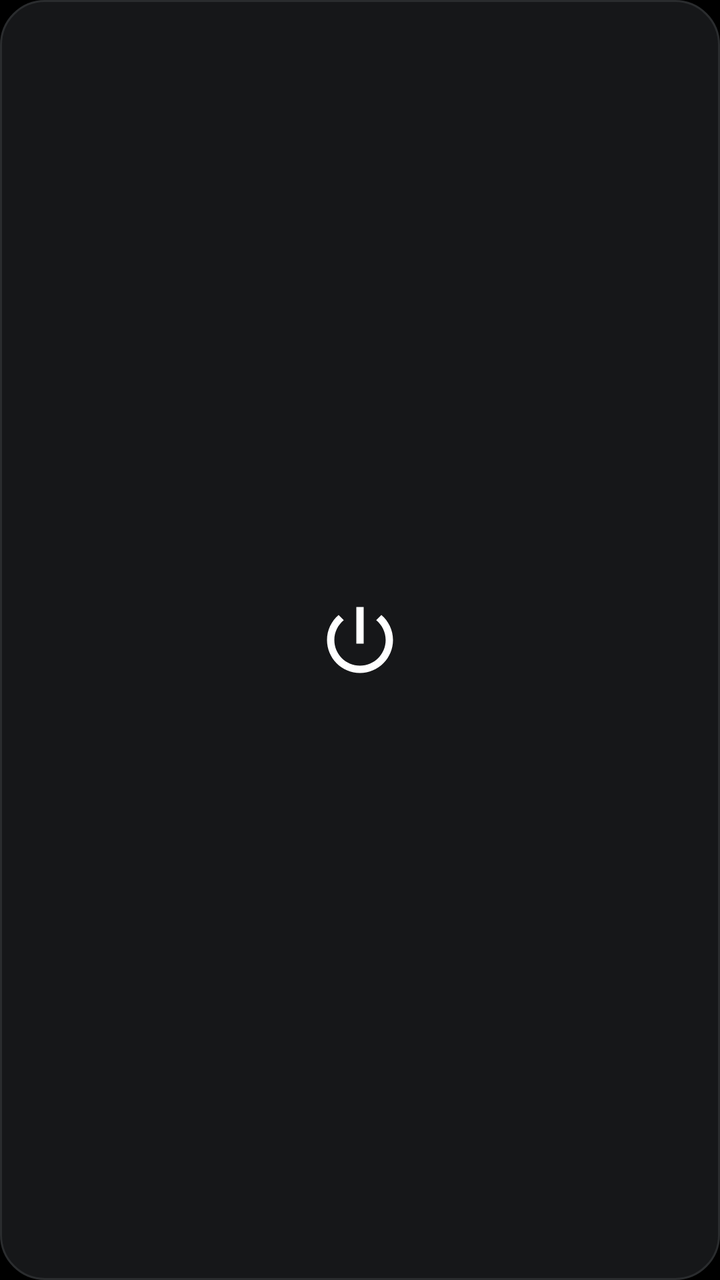
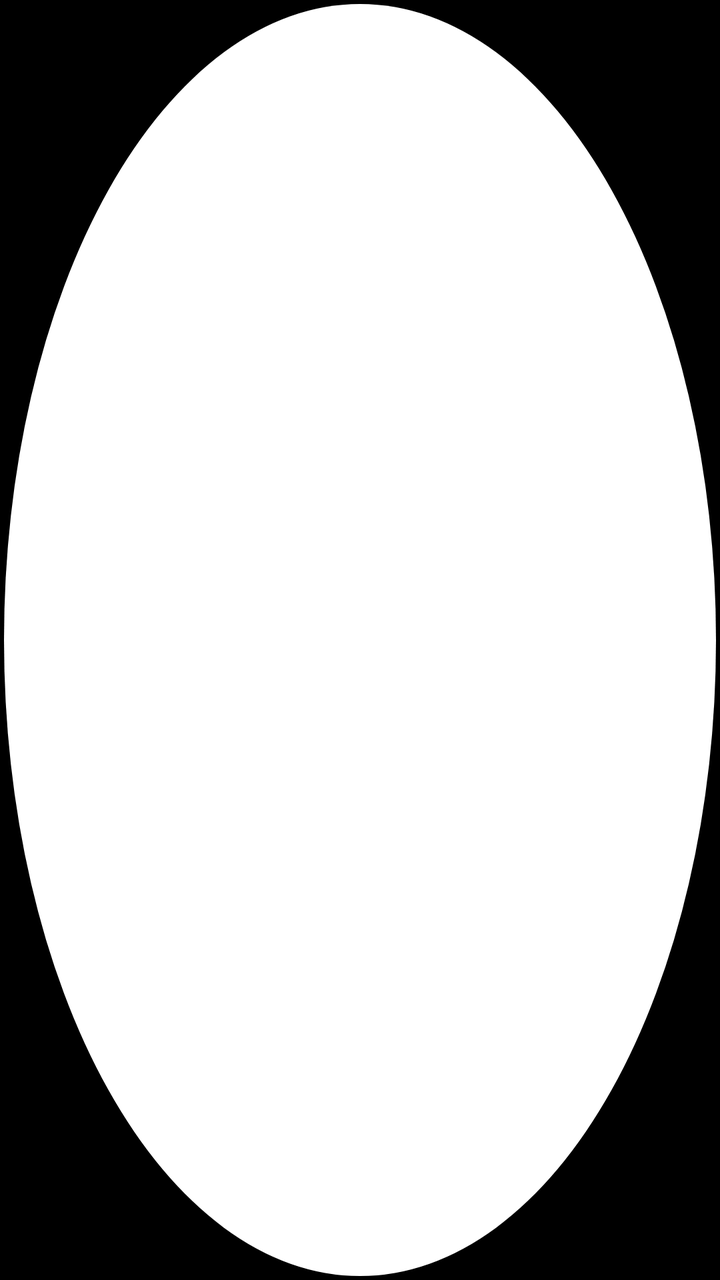

Two renders of the same Android screen: before a commit and after it. Below are the layout's source before the change and the commit's diff.
<!-- AndroidManifest.xml: application theme Theme.YPtun -->
<!-- res/layout/widget_toggle.xml -->
<?xml version="1.0" encoding="utf-8"?>
<FrameLayout xmlns:android="http://schemas.android.com/apk/res/android"
    android:id="@+id/widget_toggle_root"
    android:layout_width="match_parent"
    android:layout_height="match_parent"
    android:background="@drawable/widget_background"
    android:padding="6dp">

    <ImageView
        android:id="@+id/widget_toggle_power"
        android:layout_width="44dp"
        android:layout_height="44dp"
        android:layout_gravity="center"
        android:scaleType="fitCenter"
        android:src="@drawable/ic_widget_power"
        android:contentDescription="@string/widget_toggle_label" />

</FrameLayout>
<!-- resources referenced by this layout -->
<resources>
  <!-- drawable ic_widget_power (drawable) -->
  <?xml version="1.0" encoding="utf-8"?>
  <vector xmlns:android="http://schemas.android.com/apk/res/android"
      android:width="24dp"
      android:height="24dp"
      android:viewportWidth="24"
      android:viewportHeight="24"
      android:tint="#FFFFFF">
      <path
          android:fillColor="#FFFFFF"
          android:pathData="M13,3h-2v10h2V3z M17.83,5.17l-1.42,1.42C17.99,7.86 19,9.81 19,12c0,3.87 -3.13,7 -7,7s-7,-3.13 -7,-7c0,-2.19 1.01,-4.14 2.58,-5.42L6.17,5.17C4.23,6.82 3,9.26 3,12c0,4.97 4.03,9 9,9s9,-4.03 9,-9C21,9.26 19.77,6.82 17.83,5.17z" />
  </vector>
  <!-- drawable widget_background (drawable) -->
  <?xml version="1.0" encoding="utf-8"?>
  <shape xmlns:android="http://schemas.android.com/apk/res/android"
      android:shape="rectangle">
      <solid android:color="#161719" />
      <corners android:radius="22dp" />
      <stroke
          android:width="1dp"
          android:color="#2A2C2E" />
  </shape>
  <string name="widget_toggle_label">YPtun</string>
  <style name="Theme.YPtun" parent="@android:style/Theme.Material.NoActionBar">
          <item name="android:windowBackground">@android:color/black</item>
      </style>
</resources>

<!-- the commit's change to res/layout/widget_toggle.xml (unified diff, before → after) -->
@@ -3,13 +3,20 @@
     android:id="@+id/widget_toggle_root"
     android:layout_width="match_parent"
     android:layout_height="match_parent"
-    android:background="@drawable/widget_background"
-    android:padding="6dp">
+    android:padding="2dp">
+
+    <ImageView
+        android:id="@+id/widget_toggle_bg"
+        android:layout_width="match_parent"
+        android:layout_height="match_parent"
+        android:scaleType="fitXY"
+        android:src="@drawable/widget_circle"
+        android:importantForAccessibility="no" />
 
     <ImageView
         android:id="@+id/widget_toggle_power"
-        android:layout_width="44dp"
-        android:layout_height="44dp"
+        android:layout_width="30dp"
+        android:layout_height="30dp"
         android:layout_gravity="center"
         android:scaleType="fitCenter"
         android:src="@drawable/ic_widget_power"
<!-- resource entries referenced after the edit -->
@@ -12,15 +12,10 @@
           android:fillColor="#FFFFFF"
           android:pathData="M13,3h-2v10h2V3z M17.83,5.17l-1.42,1.42C17.99,7.86 19,9.81 19,12c0,3.87 -3.13,7 -7,7s-7,-3.13 -7,-7c0,-2.19 1.01,-4.14 2.58,-5.42L6.17,5.17C4.23,6.82 3,9.26 3,12c0,4.97 4.03,9 9,9s9,-4.03 9,-9C21,9.26 19.77,6.82 17.83,5.17z" />
   </vector>
-  <!-- drawable widget_background (drawable) -->
+  <!-- drawable widget_circle (drawable) -->
   <?xml version="1.0" encoding="utf-8"?>
-  <shape xmlns:android="http://schemas.android.com/apk/res/android"
-      android:shape="rectangle">
-      <solid android:color="#161719" />
-      <corners android:radius="22dp" />
-      <stroke
-          android:width="1dp"
-          android:color="#2A2C2E" />
+  <shape xmlns:android="http://schemas.android.com/apk/res/android" android:shape="oval">
+      <solid android:color="#FFFFFFFF" />
   </shape>
   <string name="widget_toggle_label">YPtun</string>
   <style name="Theme.YPtun" parent="@android:style/Theme.Material.NoActionBar">
